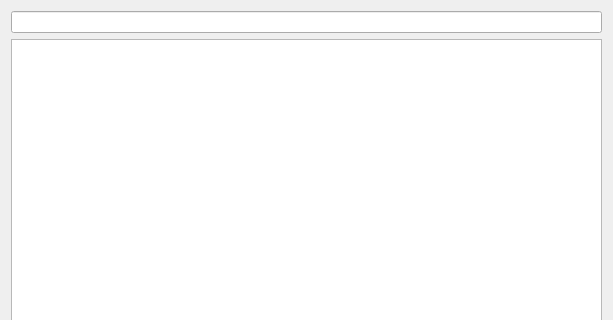
PhilippParis/BusinessManager, file ui/widgets/customerswidget.ui: the form before one commit; both pictures show x 0 to 613 and y 0 to 320 of the 613 by 480 pixel window.
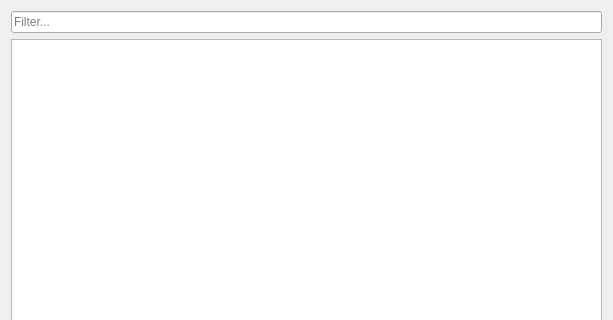
The form after the commit. Icons and pictures are not drawn.

What changed in the file:
```diff
--- a/ui/widgets/customerswidget.ui
+++ b/ui/widgets/customerswidget.ui
@@ -15,7 +15,11 @@
   </property>
   <layout class="QVBoxLayout" name="verticalLayout">
    <item>
-    <widget class="QLineEdit" name="leSearch"/>
+    <widget class="QLineEdit" name="leSearch">
+     <property name="placeholderText">
+      <string>Filter...</string>
+     </property>
+    </widget>
    </item>
    <item>
     <widget class="QTableView" name="tblData">
```
